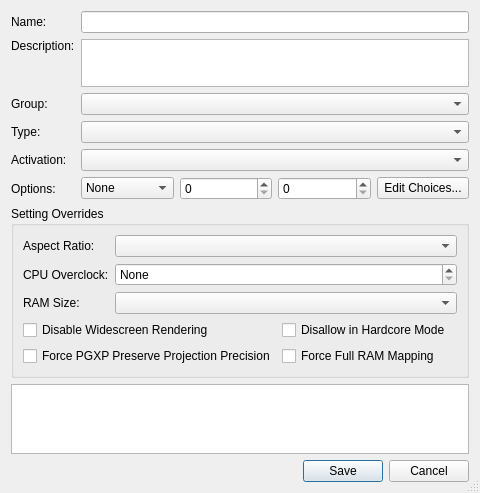
First picture: the form in src/duckstation-qt/gamecheatcodeeditordialog.ui, repository stenzek/duckstation, before the edit.
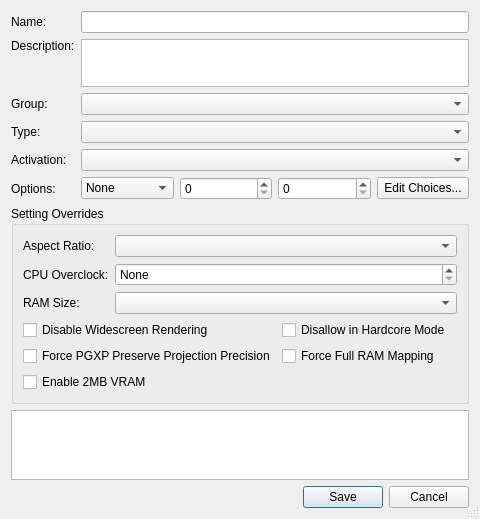
Second picture: the form after the edit.

Commit message: GPU: Add optional 2MB VRAM mode

Patch:
```diff
--- a/src/duckstation-qt/gamecheatcodeeditordialog.ui
+++ b/src/duckstation-qt/gamecheatcodeeditordialog.ui
@@ -207,6 +207,13 @@
           </property>
          </widget>
         </item>
+        <item row="2" column="0">
+         <widget class="QCheckBox" name="enable2MBVRAM">
+          <property name="text">
+           <string>Enable 2MB VRAM</string>
+          </property>
+         </widget>
+        </item>
        </layout>
       </item>
      </layout>
```
The commit also changes 44 other files.
